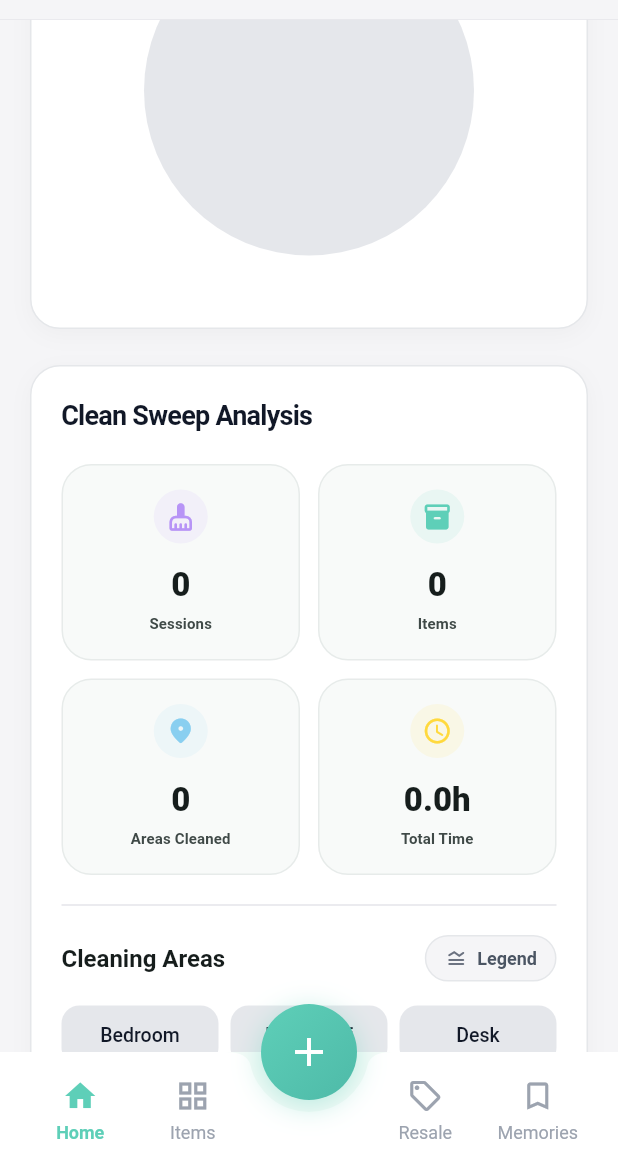
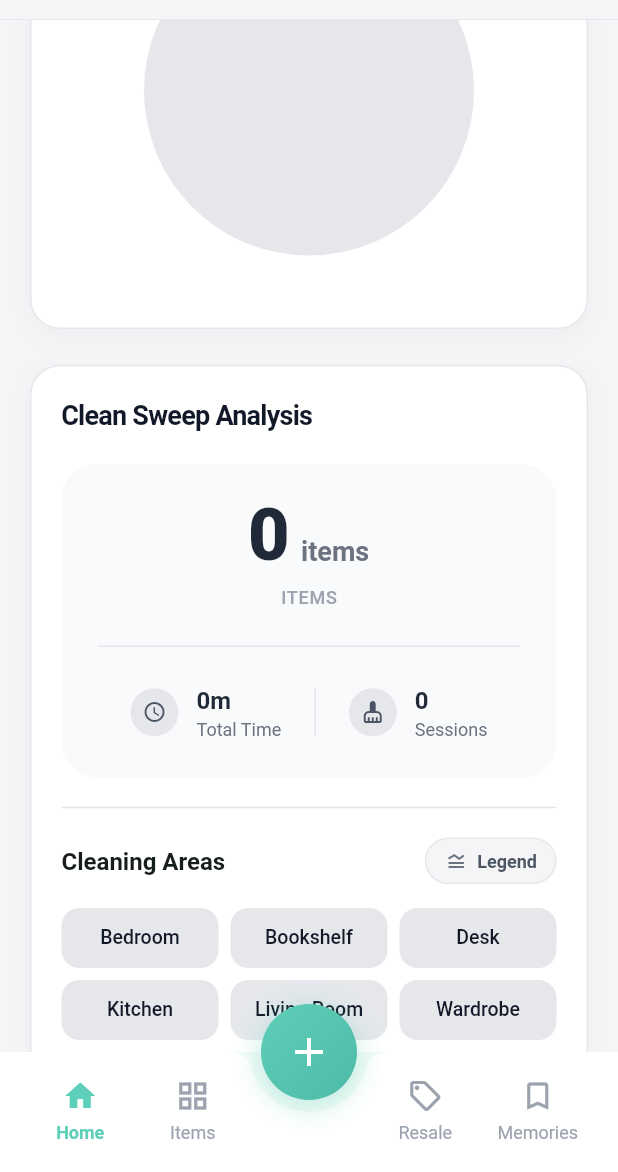
Before and after one commit to icaichen/KeepJoy, a Flutter app: the screen it shows once a user with an empty profile is signed in, scrolled down 1152 dp, on a phone screen of 412 x 824 dp, the part 64-1236 px from its top. Run offline on Flutter 3.47's test engine with Material 3 defaults, Android fonts, the phone set to English and light mode, and no system bars; our stand-ins replace cached_network_image, connectivity_plus, flutter_local_notifications, hive, hive_flutter, image_picker and 6 more; missing offline and left inert: purchases_flutter; accounts and stored records are empty; statements that could not run were skipped; project files that could hold a hidden picture were left out.

Commit message:
大扫除 new

```diff
--- a/lib/features/insights/deep_cleaning_analysis_card.dart
+++ b/lib/features/insights/deep_cleaning_analysis_card.dart
@@ -4,7 +4,7 @@ import 'package:intl/intl.dart';
 import '../../l10n/app_localizations.dart';
 import '../../models/deep_cleaning_session.dart';
 import '../dashboard/widgets/cleaning_area_legend.dart';
-import '../../widgets/auto_scale_text.dart';
+
 import '../../widgets/smart_image_widget.dart';
 import '../../widgets/modern_dialog.dart';
 import '../../theme/typography.dart';
@@ -46,6 +46,7 @@ class _DeepCleaningAnalysisCardState extends State<DeepCleaningAnalysisCard> {
   @override
   Widget build(BuildContext context) {
     final l10n = AppLocalizations.of(context)!;
+    final isChinese = l10n.localeName.toLowerCase().startsWith('zh');
 
     // Calculate metrics
     final deepCleaningCount = widget.sessions.length;
@@ -98,58 +99,87 @@ class _DeepCleaningAnalysisCardState extends State<DeepCleaningAnalysisCard> {
           Text(widget.title, style: ReportTextStyles.sectionHeader),
           const SizedBox(height: 20),
 
-          // Metrics Row 1
+          // Narrative Impact Summary
+          Container(
+            padding: const EdgeInsets.all(24),
+            decoration: BoxDecoration(
+              color: const Color(0xFFF9FAFB),
+              borderRadius: BorderRadius.circular(24),
+            ),
+            child: Column(
+              children: [
+                // Hero Metric: Items (The Output)
                 Row(
+                  mainAxisAlignment: MainAxisAlignment.center,
+                  crossAxisAlignment: CrossAxisAlignment.baseline,
+                  textBaseline: TextBaseline.alphabetic,
                   children: [
-              Expanded(
-                child: _buildDeepCleaningMetricItem(
-                  context,
-                  icon: Icons.cleaning_services_rounded,
-                  color: const Color(0xFFB794F6),
-                  value: '$deepCleaningCount',
-                  label: l10n.dashboardSessionsLabel,
+                    Text(
+                      '$cleanedItemsCount',
+                      style: AppTypography.displayMedium.copyWith(
+                        fontWeight: FontWeight.w800,
+                        color: const Color(0xFF1F2937),
+                        height: 1,
+                        letterSpacing: -1.0,
+                        fontSize: 48,
                       ),
                     ),
-              const SizedBox(width: 12),
-              Expanded(
-                child: _buildDeepCleaningMetricItem(
-                  context,
-                  icon: Icons.inventory_2_rounded,
-                  color: const Color(0xFF5ECFB8),
-                  value: '$cleanedItemsCount',
-                  label: l10n.dashboardItemsLabel,
+                    const SizedBox(width: 8),
+                    Text(
+                      isChinese ? '件物品' : 'items',
+                      style: AppTypography.titleMedium.copyWith(
+                        color: const Color(0xFF6B7280),
+                        fontWeight: FontWeight.w600,
+                        fontSize: 18,
                       ),
                     ),
                   ],
                 ),
-          const SizedBox(height: 12),
-
-          // Metrics Row 2
-          Row(
-            children: [
-              Expanded(
-                child: _buildDeepCleaningMetricItem(
-                  context,
-                  icon: Icons.location_on_rounded,
-                  color: const Color(0xFF89CFF0),
-                  value: '$areasCleared',
-                  label: l10n.dashboardAreasClearedLabel.replaceFirst(
-                    'Cleared',
-                    'Cleaned',
+                const SizedBox(height: 8),
+                Text(
+                  l10n.dashboardItemsLabel.toUpperCase(), // "Items Cleaned" or similar
+                  style: AppTypography.bodySmall.copyWith(
+                    color: const Color(0xFF9CA3AF),
+                    fontWeight: FontWeight.w500,
+                    fontSize: 12,
+                    letterSpacing: 0.5,
                   ),
                 ),
-              ),
-              const SizedBox(width: 12),
-              Expanded(
-                child: _buildDeepCleaningMetricItem(
+
+                const SizedBox(height: 24),
+                const Divider(height: 1, color: Color(0xFFE5E7EB)),
+                const SizedBox(height: 24),
+
+                // Secondary Metrics: Time & Sessions (The Input)
+                Row(
+                  mainAxisAlignment: MainAxisAlignment.spaceEvenly,
+                  children: [
+                    // Time
+                    _buildCompactMetric(
                       context,
                       icon: Icons.schedule_rounded,
-                  color: const Color(0xFFFFD93D),
-                  value: '${totalTimeHours.toStringAsFixed(1)}h',
+                      value: totalTimeHours >= 1
+                          ? '${totalTimeHours.toStringAsFixed(1)}h'
+                          : '${(totalTimeSeconds / 60).toStringAsFixed(0)}m',
                       label: l10n.dashboardTotalTimeLabel,
                     ),
+                    // Vertical Divider
+                    Container(
+                      width: 1,
+                      height: 32,
+                      color: const Color(0xFFE5E7EB),
+                    ),
+                    // Sessions
+                    _buildCompactMetric(
+                      context,
+                      icon: Icons.cleaning_services_rounded,
+                      value: '$deepCleaningCount',
+                      label: l10n.dashboardSessionsLabel,
                     ),
                   ],
+                ),
+              ],
+            ),
           ),
 
           const Divider(height: 40, thickness: 1, color: Color(0xFFE5E5EA)),
@@ -907,56 +937,44 @@ class _DeepCleaningAnalysisCardState extends State<DeepCleaningAnalysisCard> {
     return DateFormat.jm(locale).format(date);
   }
 
-  Widget _buildDeepCleaningMetricItem(
+  Widget _buildCompactMetric(
     BuildContext context, {
     required IconData icon,
-    required Color color,
     required String value,
     required String label,
   }) {
-    return Container(
-      padding: const EdgeInsets.symmetric(horizontal: 12, vertical: 16),
+    return Row(
+      children: [
+        Container(
+          padding: const EdgeInsets.all(8),
           decoration: BoxDecoration(
-        color: Theme.of(
-          context,
-        ).colorScheme.surfaceContainerHighest.withValues(alpha: 0.2),
-        borderRadius: BorderRadius.circular(20),
-        border: Border.all(
-          color: Theme.of(
-            context,
-          ).colorScheme.outlineVariant.withValues(alpha: 0.3),
+            color: const Color(0xFFE5E7EB),
+            shape: BoxShape.circle,
+          ),
+          child: Icon(icon, size: 16, color: const Color(0xFF4B5563)),
+        ),
+        const SizedBox(width: 12),
+        Column(
+          crossAxisAlignment: CrossAxisAlignment.start,
+          children: [
+            Text(
+              value,
+              style: AppTypography.titleMedium.copyWith(
+                fontWeight: FontWeight.w700,
+                color: const Color(0xFF1F2937),
+                fontSize: 16,
               ),
             ),
-      child: Column(
-        children: [
-          Container(
-            width: 36,
-            height: 36,
-            decoration: BoxDecoration(
-              color: color.withValues(alpha: 0.1),
-              shape: BoxShape.circle,
-            ),
-            child: Icon(icon, color: color, size: 20),
-          ),
-          const SizedBox(height: 12),
-          AutoScaleText(
-            value,
-            style: AppTypography.titleLarge.copyWith(
-              fontWeight: FontWeight.w800,
-              color: Theme.of(context).colorScheme.onSurface,
-            ),
-          ),
-          const SizedBox(height: 4),
             Text(
               label,
-            style: AppTypography.labelSmall.copyWith(
-              color: Theme.of(context).colorScheme.onSurfaceVariant,
-              fontWeight: FontWeight.w600,
+              style: AppTypography.bodySmall.copyWith(
+                color: const Color(0xFF6B7280),
+                fontSize: 12,
               ),
-            textAlign: TextAlign.center,
             ),
           ],
         ),
+      ],
     );
   }
 
--- a/lib/features/insights/unified/organize_detail_screen.dart
+++ b/lib/features/insights/unified/organize_detail_screen.dart
@@ -1,16 +1,22 @@
 import 'package:flutter/material.dart';
 import 'package:keepjoy_app/features/insights/unified/models/enhanced_report_models.dart';
 import 'package:keepjoy_app/features/insights/widgets/report_ui_constants.dart';
+import 'package:keepjoy_app/features/insights/deep_cleaning_analysis_card.dart';
 
-class OrganizeDetailScreen extends StatelessWidget {
+class OrganizeDetailScreen extends StatefulWidget {
   final EnhancedUnifiedReportData data;
 
   const OrganizeDetailScreen({super.key, required this.data});
 
   @override
+  State<OrganizeDetailScreen> createState() => _OrganizeDetailScreenState();
+}
+
+class _OrganizeDetailScreenState extends State<OrganizeDetailScreen> {
+  @override
   Widget build(BuildContext context) {
     final isChinese = Localizations.localeOf(context).languageCode.startsWith('zh');
-    final stats = data.declutterStats;
+    final stats = widget.data.declutterStats;
 
     return Scaffold(
       backgroundColor: ReportUI.backgroundColor,
@@ -60,7 +66,7 @@ class OrganizeDetailScreen extends StatelessWidget {
                         ),
                         const SizedBox(height: 4),
                         Text(
-                          '${data.year} ${isChinese ? "年数据" : "Year Data"}',
+                          '${widget.data.year} ${isChinese ? "年数据" : "Year Data"}',
                           style: ReportTextStyles.screenSubtitle,
                         ),
                       ],
@@ -95,6 +101,12 @@ class OrganizeDetailScreen extends StatelessWidget {
                 _buildSection(
                   isChinese ? '处理效率' : 'Processing Efficiency',
                   _buildEfficiencyAnalysis(isChinese, stats),
+                ),
+                const SizedBox(height: 16),
+                if (widget.data.yearlyDeepCleaningSessions.isNotEmpty)
+                  DeepCleaningAnalysisCard(
+                    sessions: widget.data.yearlyDeepCleaningSessions,
+                    title: isChinese ? '深度清洁分析' : 'Deep Cleaning Analysis',
                   ),
                 const SizedBox(height: 32),
               ]),
@@ -426,7 +438,10 @@ class OrganizeDetailScreen extends StatelessWidget {
           ),
         ),
         const SizedBox(height: 16),
-        if (stats.topCategories.isNotEmpty) ...[
+        if (stats.topCategories.isNotEmpty)
+          Column(
+            crossAxisAlignment: CrossAxisAlignment.start,
+            children: [
               Text(
                 isChinese ? '主要分类' : 'Top Categories',
                 style: const TextStyle(fontSize: 14, fontWeight: FontWeight.w600),
@@ -451,7 +466,9 @@ class OrganizeDetailScreen extends StatelessWidget {
                 }).toList(),
               ),
             ],
+          ),
       ],
     );
   }
+
 }
```
Lines whose indentation alone changed are shown as unchanged.
